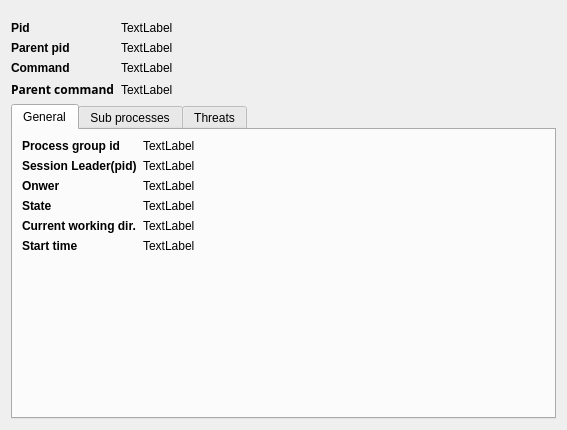
Qt form src/ui/procinfodialog.ui (iddekingej/procgui) before a commit.
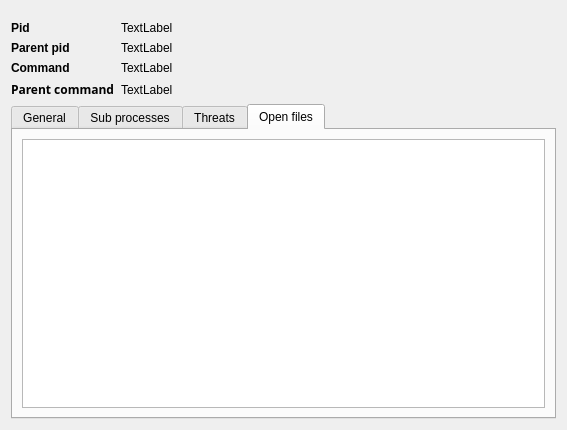
The same form after that commit. The open tabs and pages were chosen to show the change.

Commit message: * Fix memory leak and add open files info to proces details

The edit to the form file:
```diff
--- a/src/ui/procinfodialog.ui
+++ b/src/ui/procinfodialog.ui
@@ -275,6 +275,16 @@
        </item>
       </layout>
      </widget>
+     <widget class="QWidget" name="tab_4">
+      <attribute name="title">
+       <string>Open files</string>
+      </attribute>
+      <layout class="QVBoxLayout" name="verticalLayout_5">
+       <item>
+        <widget class="QTableView" name="openFiles"/>
+       </item>
+      </layout>
+     </widget>
     </widget>
    </item>
   </layout>
```
The commit also changes 6 other files.
